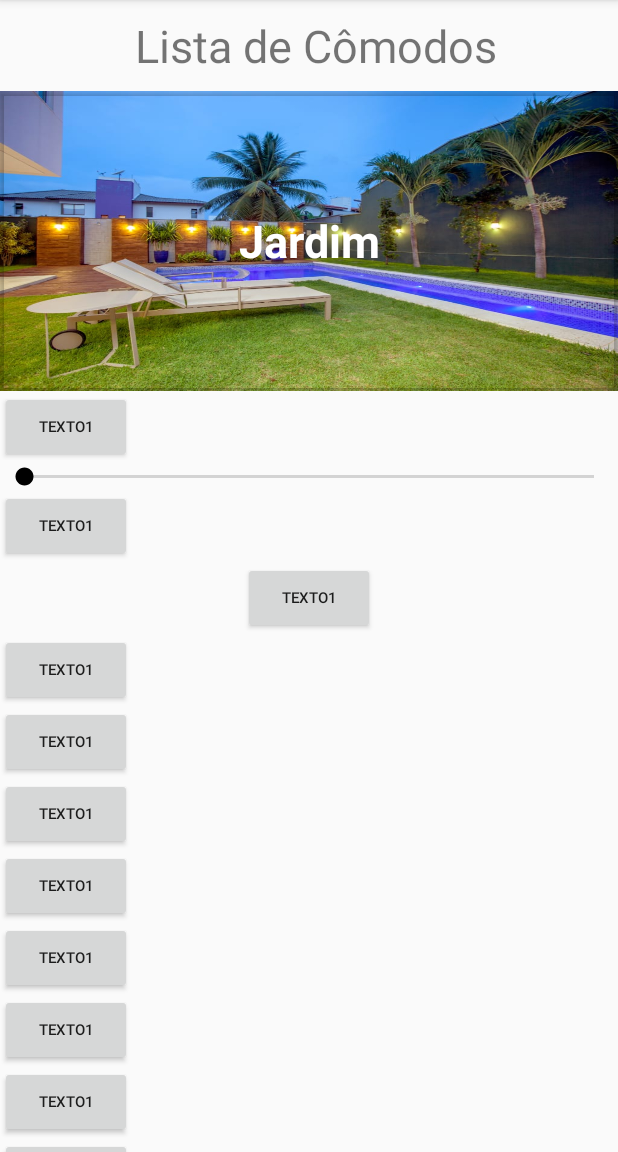
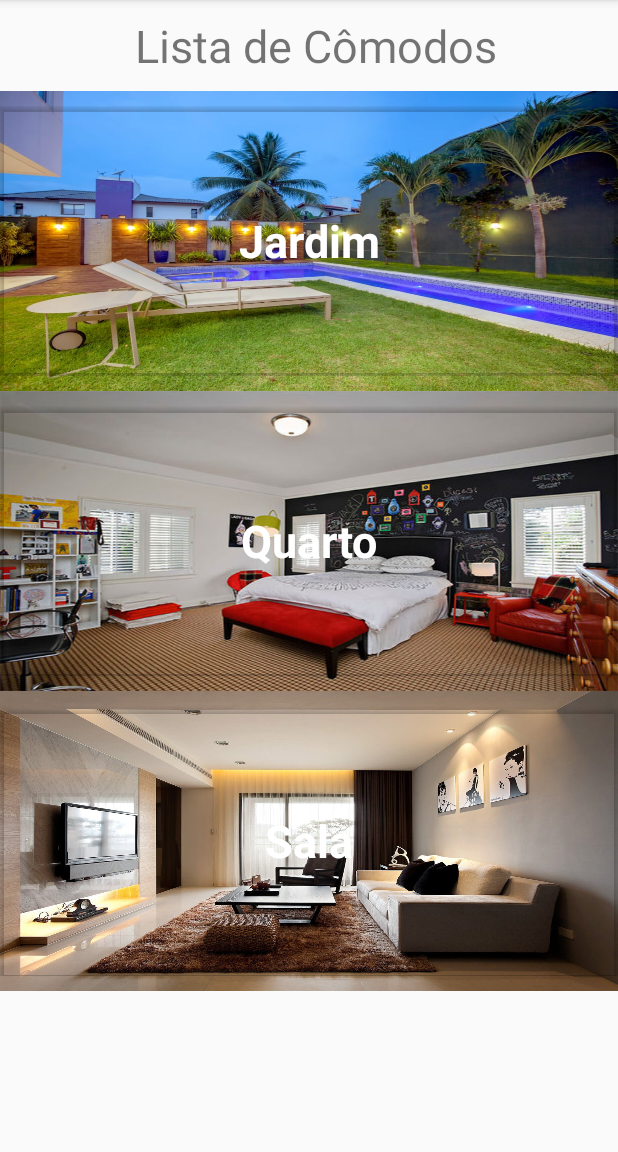
Before and after one commit to hoffsilva/LightControl, an Android app: the screen it shows after launch (MainActivity), on a phone screen of 412 x 824 dp, the part 84-1236 px from its top. Run offline under Robolectric (Android 15) with nearby library versions, the light colour scheme and no system bars.

Commit message:
Iniciod a criacao da tela do jardim

```diff
--- a/app/src/main/res/layout/content_main.xml
+++ b/app/src/main/res/layout/content_main.xml
@@ -42,16 +42,20 @@
         android:layout_weight="1">
 
 
+
         <LinearLayout
             android:layout_width="fill_parent"
             android:layout_height="wrap_content"
             android:orientation="vertical">
 
+
             <LinearLayout
                 android:layout_width="match_parent"
                 android:layout_height="200dp"
                 android:orientation="vertical"
-                android:background="@drawable/jardim">
+                android:background="@drawable/jardim"
+                android:paddingBottom="10dp"
+                android:paddingTop="10dp">
 
                 <Space
                     android:layout_weight="1"
@@ -59,21 +63,35 @@
                     android:layout_width="wrap_content"/>
 
                 <Button
-                    android:id="@+id/btna3"
+                    android:id="@+id/jardim"
                     android:layout_width="match_parent"
                     android:layout_height="match_parent"
                     android:layout_gravity="center"
                     android:background="@android:color/darker_gray"
                     android:backgroundTint="@android:color/transparent"
                     android:elevation="0dp"
-                    android:onClick="botao1"
                     android:text="Jardim"
                     android:textAppearance="@style/TextAppearance.AppCompat.Caption"
                     android:textColor="@android:color/background_light"
                     android:textSize="30sp"
-                    android:textStyle="bold" />
+                    android:textStyle="bold"
+                    android:onClick="callGardenActivity"/>
+                <TextView
+                    android:layout_width="match_parent"
+                    android:layout_height="wrap_content"
+                    android:text="Jardim"
+                    android:textColor="@android:color/background_light"
+                    />
 
             </LinearLayout>
+
+            <LinearLayout
+                android:layout_width="match_parent"
+                android:layout_height="200dp"
+                android:orientation="vertical"
+                android:background="@drawable/qaurto"
+                android:paddingBottom="10dp"
+                android:paddingTop="10dp">
 
                 <Space
                     android:layout_weight="1"
@@ -81,30 +99,29 @@
                     android:layout_width="wrap_content"/>
 
                 <Button
-                android:layout_width="wrap_content"
-                android:layout_height="wrap_content"
-                android:text="texto1"
-                android:id="@+id/btn3"
-                android:onClick="botao1"
-                android:textSize="10dp" />
+                    android:id="@+id/quarto"
+                    android:layout_width="match_parent"
+                    android:layout_height="match_parent"
+                    android:layout_gravity="center"
+                    android:background="@android:color/darker_gray"
+                    android:backgroundTint="@android:color/transparent"
+                    android:elevation="0dp"
+                    android:text="Quarto"
+                    android:textAppearance="@style/TextAppearance.AppCompat.Caption"
+                    android:textColor="@android:color/background_light"
+                    android:textSize="30sp"
+                    android:textStyle="bold"
+                    android:onClick="callBedRoomActivity"/>
 
-            <SeekBar
+            </LinearLayout>
+
+            <LinearLayout
                 android:layout_width="match_parent"
-                android:layout_height="wrap_content" />
-
-
-            <Space
-                android:layout_weight="2"
-                android:layout_height="wrap_content"
-                android:layout_width="wrap_content"/>
-
-            <Button
-                android:layout_width="wrap_content"
-                android:layout_height="wrap_content"
-                android:text="texto1"
-                android:id="@+id/btn2"
-                android:onClick="botao1"
-                android:textSize="10dp" />
+                android:layout_height="200dp"
+                android:orientation="vertical"
+                android:background="@drawable/sala"
+                android:paddingBottom="10dp"
+                android:paddingTop="10dp">
 
                 <Space
                     android:layout_weight="1"
@@ -112,143 +129,21 @@
                     android:layout_width="wrap_content"/>
 
                 <Button
-                android:layout_width="wrap_content"
-                android:layout_height="wrap_content"
-                android:text="texto1"
-                android:id="@+id/btn"
-                android:onClick="botao1"
-                android:textSize="10dp"
-                android:layout_gravity="center"/>
+                    android:id="@+id/sala"
+                    android:layout_width="match_parent"
+                    android:layout_height="match_parent"
+                    android:layout_gravity="center"
+                    android:background="@android:color/darker_gray"
+                    android:backgroundTint="@android:color/transparent"
+                    android:elevation="0dp"
+                    android:text="Sala"
+                    android:textAppearance="@style/TextAppearance.AppCompat.Caption"
+                    android:textColor="@android:color/background_light"
+                    android:textSize="30sp"
+                    android:textStyle="bold"
+                    android:onClick="callRoomActivity"/>
 
-            <Space
-                android:layout_weight="1"
-                android:layout_height="wrap_content"
-                android:layout_width="wrap_content"/>
-
-            <Button
-                android:layout_width="wrap_content"
-                android:layout_height="wrap_content"
-                android:text="texto1"
-                android:id="@+id/btn4"
-                android:onClick="botao1"
-                android:textSize="10dp" />
-
-            <Space
-                android:layout_weight="1"
-                android:layout_height="wrap_content"
-                android:layout_width="wrap_content"/>
-
-            <Button
-                android:layout_width="wrap_content"
-                android:layout_height="wrap_content"
-                android:text="texto1"
-                android:id="@+id/btn5"
-                android:onClick="botao1"
-                android:textSize="10dp" />
-
-            <Space
-                android:layout_weight="1"
-                android:layout_height="wrap_content"
-                android:layout_width="wrap_content"/>
-
-            <Button
-                android:layout_width="wrap_content"
-                android:layout_height="wrap_content"
-                android:text="texto1"
-                android:id="@+id/btn6"
-                android:onClick="botao1"
-                android:textSize="10dp" />
-
-            <Space
-                android:layout_weight="1"
-                android:layout_height="wrap_content"
-                android:layout_width="wrap_content"/>
-
-            <Button
-                android:layout_width="wrap_content"
-                android:layout_height="wrap_content"
-                android:text="texto1"
-                android:id="@+id/btn7"
-                android:onClick="botao1"
-                android:textSize="10dp" />
-
-            <Space
-                android:layout_weight="1"
-                android:layout_height="wrap_content"
-                android:layout_width="wrap_content"/>
-
-            <Button
-                android:layout_width="wrap_content"
-                android:layout_height="wrap_content"
-                android:text="texto1"
-                android:id="@+id/btn8"
-                android:onClick="botao1"
-                android:textSize="10dp" />
-
-            <Space
-                android:layout_weight="1"
-                android:layout_height="wrap_content"
-                android:layout_width="wrap_content"/>
-
-            <Button
-                android:layout_width="wrap_content"
-                android:layout_height="wrap_content"
-                android:text="texto1"
-                android:id="@+id/btn9"
-                android:onClick="botao1"
-                android:textSize="10dp" />
-
-            <Space
-                android:layout_weight="1"
-                android:layout_height="wrap_content"
-                android:layout_width="wrap_content"/>
-
-            <Button
-                android:layout_width="wrap_content"
-                android:layout_height="wrap_content"
-                android:text="texto1"
-                android:id="@+id/btn10"
-                android:onClick="botao1"
-                android:textSize="10dp" />
-
-            <Space
-                android:layout_weight="1"
-                android:layout_height="wrap_content"
-                android:layout_width="wrap_content"/>
-
-            <Button
-                android:layout_width="wrap_content"
-                android:layout_height="wrap_content"
-                android:text="texto1"
-                android:id="@+id/btn11"
-                android:onClick="botao1"
-                android:textSize="10dp" />
-
-            <Space
-                android:layout_weight="1"
-                android:layout_height="wrap_content"
-                android:layout_width="wrap_content"/>
-
-            <Button
-                android:layout_width="wrap_content"
-                android:layout_height="wrap_content"
-                android:text="texto1"
-                android:id="@+id/btn1"
-                android:onClick="botao12"
-                android:textSize="10dp" />
-
-            <Space
-                android:layout_weight="1"
-                android:layout_height="wrap_content"
-                android:layout_width="wrap_content"/>
-
-            <Button
-                android:layout_width="wrap_content"
-                android:layout_height="wrap_content"
-                android:text="texto1"
-                android:id="@+id/btn13"
-                android:onClick="botao1"
-                android:textSize="10dp" />
+            </LinearLayout>
 
         </LinearLayout>
 
```
Also changed, not shown: app/src/main/java/com/example/hoffsilva/lightcontrol/BedRoomActivity.java (added, +13 -0 lines), app/src/main/java/com/example/hoffsilva/lightcontrol/GardenActivity.java (added, +13 -0 lines), app/src/main/java/com/example/hoffsilva/lightcontrol/MainActivity.java (+19 -0 lines), app/src/main/java/com/example/hoffsilva/lightcontrol/RoomActivity.java (added, +13 -0 lines), app/src/main/res/layout/activity_bed_room.xml (added, +9 -0 lines), app/src/main/res/layout/activity_garden.xml (added, +212 -0 lines), app/src/main/res/layout/activity_room.xml (added, +9 -0 lines). Lines whose indentation alone changed are shown as unchanged.
